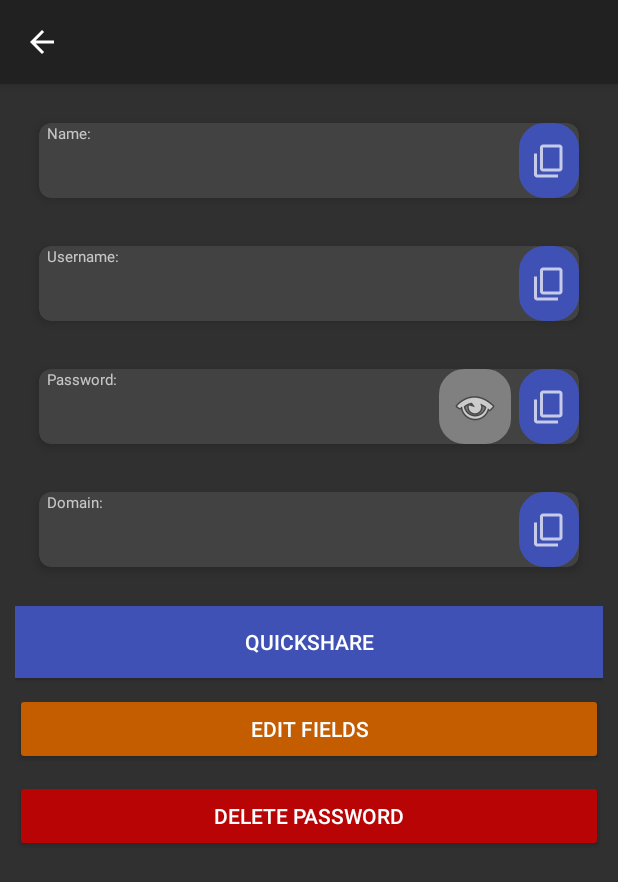
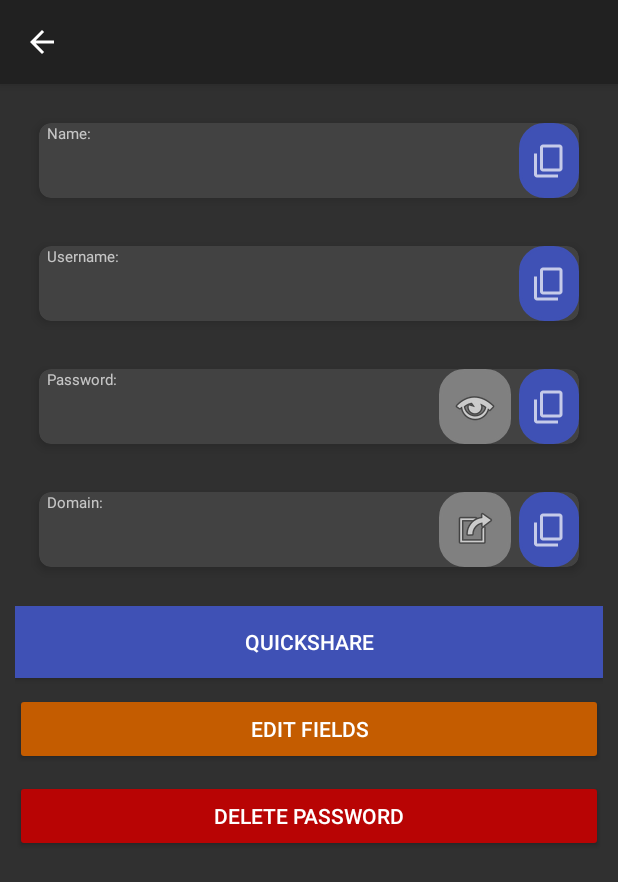
Before and after one commit to BenjaminDurette/PassOff-CS2063Project, an Android app built with Jetpack Compose: the itemView screen opened directly, with no data from a screen before it, on a phone screen of 412 x 824 dp. Shown: the top 882 px of the screen. Run offline under Robolectric (Android 15) with nearby library versions, the phone set to English and light mode, and no system bars.

Commit message:
added probably functional URL support?

```diff
--- a/app/src/main/AndroidManifest.xml
+++ b/app/src/main/AndroidManifest.xml
@@ -5,6 +5,8 @@
     <uses-permission
         android:name="android.permission.READ_EXTERNAL_STORAGE"
         android:maxSdkVersion="32" />
+
+    <uses-permission android:name="android.permission.INTERNET" />
 
     <!-- Bluetooth permissions -->
     <uses-permission android:name="android.permission.BLUETOOTH" />
--- a/app/src/main/java/com/example/passoff/itemView.kt
+++ b/app/src/main/java/com/example/passoff/itemView.kt
@@ -8,12 +8,14 @@ import android.content.ClipData
 import android.content.ClipboardManager
 import android.content.Context
 import android.content.Intent
+import android.net.Uri
 import android.os.Build
 import androidx.appcompat.app.AppCompatActivity
 import android.os.Bundle
 import android.text.method.HideReturnsTransformationMethod
 import android.text.method.PasswordTransformationMethod
 import android.util.Base64
+import android.util.Patterns
 import android.view.MenuItem
 import android.widget.Button
 import android.widget.ImageButton
@@ -54,6 +56,11 @@ class itemView : AppCompatActivity() {
         val passwordText = findViewById<TextView>(R.id.item_password)
         passwordText.text = password
 
+        val domainText = findViewById<TextView>(R.id.item_domain)
+        domainText.text = domain
+
+        this.title = itemName
+
         val showPasswordButton = findViewById<ImageButton>(R.id.show_password)
         var isPasswordVisible = false
         showPasswordButton.setOnClickListener {
@@ -66,10 +73,16 @@ class itemView : AppCompatActivity() {
             isPasswordVisible = !isPasswordVisible
         }
 
-        val domainText = findViewById<TextView>(R.id.item_domain)
-        domainText.text = domain
-
-        this.title = itemName
+        val launchURLButton = findViewById<ImageButton>(R.id.launch_url)
+        launchURLButton.setOnClickListener {
+            if (Patterns.WEB_URL.matcher(domainText.text.toString()).matches()) {
+                val intent = Intent(Intent.ACTION_VIEW, Uri.parse(domainText.text.toString()))
+                startActivity(intent)
+            }
+            else{
+                Toast.makeText(this, "Invalid URL", Toast.LENGTH_SHORT).show()
+            }
+        }
 
         val copyName = findViewById<ImageButton>(R.id.copy_name)
         copyName.setOnClickListener {
--- a/app/src/main/res/layout/password_detail.xml
+++ b/app/src/main/res/layout/password_detail.xml
@@ -154,8 +154,17 @@
             android:gravity="start|end"
             android:padding="14dp"
             android:textSize="16sp"
-            android:password="false"
             android:text="Domain"/>
+
+        <ImageButton
+            android:id="@+id/launch_url"
+            android:layout_width="wrap_content"
+            android:layout_height="match_parent"
+            android:layout_gravity="end"
+            android:layout_marginEnd="45dp"
+            android:background="@drawable/rounded_corners2"
+            android:paddingHorizontal="8dp"
+            android:src="@android:drawable/ic_menu_set_as" />
 
         <ImageButton
             android:id="@+id/copy_url"
```
